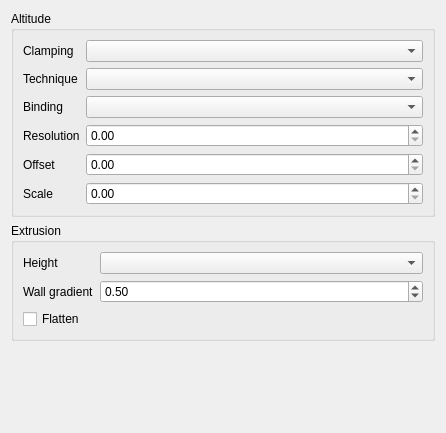
This is src/plugins/globe/qgsglobevectorlayerpropertiespage.ui in matthias-kuhn/QGIS as Qt 5 draws it before an edit. The edited form follows.
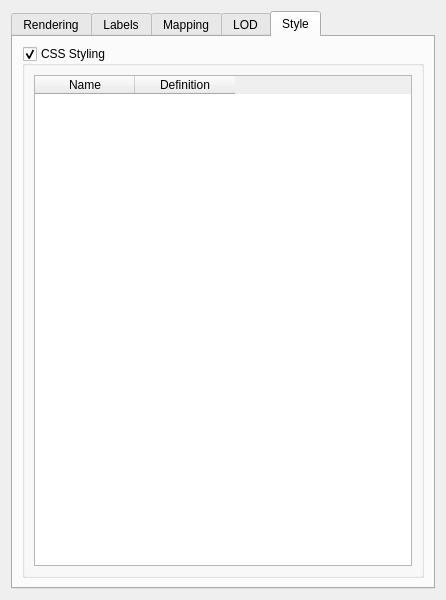
This is the edited form. The open tabs and pages were chosen to show the change. Custom widgets are drawn as their Qt base class.

```diff
--- a/src/plugins/globe/qgsglobevectorlayerpropertiespage.ui
+++ b/src/plugins/globe/qgsglobevectorlayerpropertiespage.ui
@@ -7,13 +7,63 @@
     <x>0</x>
     <y>0</y>
     <width>446</width>
-    <height>433</height>
+    <height>600</height>
    </rect>
   </property>
   <property name="windowTitle">
    <string>Form</string>
   </property>
-  <layout class="QVBoxLayout" name="verticalLayout">
+  <layout class="QGridLayout" name="gridLayout">
+   <item row="0" column="0">
+    <widget class="QTabWidget" name="tabWidget">
+     <property name="currentIndex">
+      <number>1</number>
+     </property>
+     <widget class="QWidget" name="tab_4">
+      <attribute name="title">
+       <string>Rendering</string>
+      </attribute>
+      <layout class="QFormLayout" name="formLayout_3">
+       <item row="0" column="0">
+        <widget class="QCheckBox" name="mChkLighting">
+         <property name="text">
+          <string>Lighting</string>
+         </property>
+        </widget>
+       </item>
+      </layout>
+     </widget>
+     <widget class="QWidget" name="tab_5">
+      <attribute name="title">
+       <string>Labels</string>
+      </attribute>
+      <layout class="QGridLayout" name="gridLayout_3">
+       <item row="0" column="0">
+        <widget class="QGroupBox" name="groupBox_2">
+         <property name="title">
+          <string>Enable labeling</string>
+         </property>
+         <property name="checkable">
+          <bool>true</bool>
+         </property>
+         <layout class="QFormLayout" name="formLayout_4">
+          <item row="0" column="0">
+           <widget class="QCheckBox" name="checkBox">
+            <property name="text">
+             <string>Declutter</string>
+            </property>
+           </widget>
+          </item>
+         </layout>
+        </widget>
+       </item>
+      </layout>
+     </widget>
+     <widget class="QWidget" name="tab">
+      <attribute name="title">
+       <string>Mapping</string>
+      </attribute>
+      <layout class="QVBoxLayout" name="verticalLayout_2">
    <item>
     <widget class="QgsCollapsibleGroupBox" name="groupBox">
      <property name="title">
@@ -84,7 +134,7 @@
     </widget>
    </item>
    <item>
-    <widget class="QgsCollapsibleGroupBox" name="groupBox_2">
+        <widget class="QgsCollapsibleGroupBox" name="mGbxExtrusion">
      <property name="title">
       <string>Extrusion</string>
      </property>
@@ -95,13 +145,10 @@
       <item row="0" column="0">
        <widget class="QLabel" name="label_7">
         <property name="text">
-         <string>Height</string>
+             <string>Height [m]</string>
         </property>
        </widget>
       </item>
-      <item row="0" column="1">
-       <widget class="QComboBox" name="mCbxExtrusionHeight"/>
-      </item>
       <item row="2" column="0">
        <widget class="QLabel" name="label_9">
         <property name="text">
@@ -129,10 +176,10 @@
         </property>
        </widget>
       </item>
-     </layout>
-    </widget>
-   </item>
-   <item>
+          <item row="0" column="1">
+           <widget class="QLineEdit" name="mTxtHeight"/>
+          </item>
+          <item row="4" column="0">
     <spacer name="verticalSpacer">
      <property name="orientation">
       <enum>Qt::Vertical</enum>
@@ -144,6 +191,67 @@
       </size>
      </property>
     </spacer>
+          </item>
+         </layout>
+        </widget>
+       </item>
+      </layout>
+     </widget>
+     <widget class="QWidget" name="tab_2">
+      <attribute name="title">
+       <string>LOD</string>
+      </attribute>
+      <layout class="QVBoxLayout" name="verticalLayout_3">
+       <item>
+        <widget class="QTableWidget" name="tableWidget">
+         <column>
+          <property name="text">
+           <string>Name</string>
+          </property>
+         </column>
+         <column>
+          <property name="text">
+           <string>Max Range</string>
+          </property>
+         </column>
+        </widget>
+       </item>
+      </layout>
+     </widget>
+     <widget class="QWidget" name="tab_3">
+      <attribute name="title">
+       <string>Style</string>
+      </attribute>
+      <layout class="QVBoxLayout" name="verticalLayout">
+       <item>
+        <widget class="QGroupBox" name="groupBox">
+         <property name="title">
+          <string>CSS Styling</string>
+         </property>
+         <property name="checkable">
+          <bool>true</bool>
+         </property>
+         <layout class="QHBoxLayout" name="horizontalLayout">
+          <item>
+           <widget class="QTableWidget" name="tableWidget_2">
+            <column>
+             <property name="text">
+              <string>Name</string>
+             </property>
+            </column>
+            <column>
+             <property name="text">
+              <string>Definition</string>
+             </property>
+            </column>
+           </widget>
+          </item>
+         </layout>
+        </widget>
+       </item>
+      </layout>
+     </widget>
+    </widget>
    </item>
   </layout>
  </widget>
```
Left out of the diff: 77 changed lines with no effect on the pictures. Lines whose indentation alone changed are shown as unchanged.
